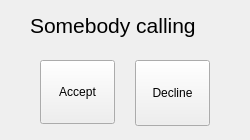
ultravideo/uvgComm, file ui/callingwidget.ui: the form before one commit.
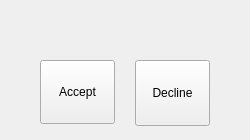
The form after the commit.

Commit message: Moved call management to ConferenceView. Now a separate widget is opened for each videostream which is unintentional.

```diff
--- a/ui/callingwidget.ui
+++ b/ui/callingwidget.ui
@@ -54,7 +54,7 @@
     </font>
    </property>
    <property name="text">
-    <string>Somebody calling</string>
+    <string/>
    </property>
   </widget>
  </widget>
```
The commit also changes 4 other files.
